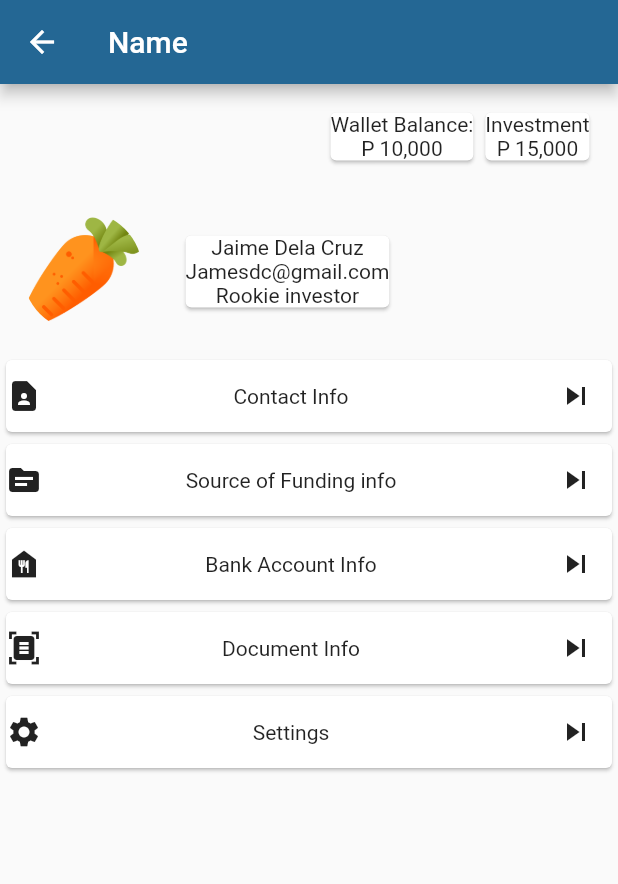
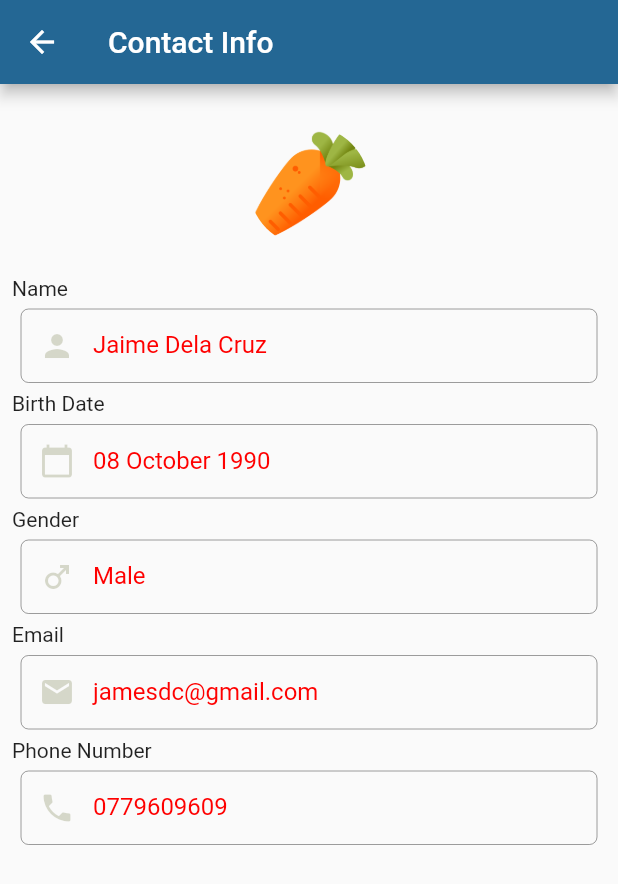
Before and after one commit to ajoluvya/promdi-fe, a Flutter app: the PartnerProfile screen opened directly, after a tap on the "skip next" icon, on a phone screen of 412 x 824 dp. Shown: the top 884 px of the screen. Run offline on Flutter 3.47's test engine with Material 2 defaults, Android fonts, the light colour scheme and no system bars; our stand-ins replace carousel_slider, flutter_svg, percent_indicator.

Commit message:
crowdfunding contact info

```diff
--- a/assets/json/category.json
+++ b/assets/json/category.json
@@ -27,7 +27,7 @@
     },
     {
         "id": "c5",
-        "image": "assets/images/herbs.png",
+        "image": "assets/images/frozen-food.png",
         "name": "FrozenFood"
     },
     {
@@ -38,7 +38,7 @@
     {
         "id": "c7",
         "image": "assets/images/milk.png",
-        "name": "DiaryFood"
+        "name": "DairyFood"
     }
 
   ]
--- /dev/null
+++ b/lib/screens/crowdfunding/contact_info.dart
@@ -0,0 +1,106 @@
+import 'package:flutter/material.dart';
+import 'package:promdi_fe/widgets/text_decoration.dart';
+
+class ContactInfo extends StatefulWidget {
+  const ContactInfo({Key? key}) : super(key: key);
+
+  @override
+  _ContactInfoState createState() => _ContactInfoState();
+}
+
+late String date, name, gender, email, phone, address, province;
+
+class _ContactInfoState extends State<ContactInfo> {
+  @override
+  Widget build(BuildContext context) {
+    return Scaffold(
+      appBar: AppBar(
+        title: Text('Contact Info'),
+      ),
+      body: Container(
+        child: Padding(
+          padding: const EdgeInsets.all(8.0),
+          child: Column(
+            crossAxisAlignment: CrossAxisAlignment.start,
+            children: [
+              Center(
+                child: Padding(
+                  padding: const EdgeInsets.all(20.0),
+                  child: Container(
+                    width: 80,
+                    height: 80,
+                    decoration: BoxDecoration(
+                      shape: BoxShape.circle,
+                      image: DecorationImage(
+                        image: AssetImage('assets/images/carrot.png'),
+                        fit: BoxFit.cover,
+                      ),
+                    ),
+                  ),
+                ),
+              ),
+              Text('Name'),
+              Padding(
+                padding: const EdgeInsets.all(6.0),
+                child: TextFormField(
+                  enabled: false,
+                  autofocus: false,
+                  validator: (value) => value!.isEmpty ? 'name' : null,
+                  onSaved: (value) => name = value!,
+                  decoration:
+                      buildInputDecoration('Jaime Dela Cruz', Icons.person),
+                ),
+              ),
+              Text('Birth Date'),
+              Padding(
+                padding: const EdgeInsets.all(6.0),
+                child: TextFormField(
+                  enabled: false,
+                  autofocus: false,
+                  validator: (value) => value!.isEmpty ? 'date' : null,
+                  onSaved: (value) => date = value!,
+                  decoration: buildInputDecoration(
+                      '08 October 1990', Icons.calendar_today),
+                ),
+              ),
+              Text('Gender'),
+              Padding(
+                padding: const EdgeInsets.all(6.0),
+                child: TextFormField(
+                  enabled: false,
+                  autofocus: false,
+                  validator: (value) => value!.isEmpty ? 'gender' : null,
+                  onSaved: (value) => gender = value!,
+                  decoration: buildInputDecoration('Male', Icons.male),
+                ),
+              ),
+              Text('Email'),
+              Padding(
+                padding: const EdgeInsets.all(6.0),
+                child: TextFormField(
+                  enabled: false,
+                  autofocus: false,
+                  validator: (value) => value!.isEmpty ? 'email' : null,
+                  onSaved: (value) => email = value!,
+                  decoration:
+                      buildInputDecoration('jamesdc@gmail.com', Icons.email),
+                ),
+              ),
+              Text('Phone Number'),
+              Padding(
+                padding: const EdgeInsets.all(6.0),
+                child: TextFormField(
+                  enabled: false,
+                  autofocus: false,
+                  validator: (value) => value!.isEmpty ? 'Phone No' : null,
+                  onSaved: (value) => name = value!,
+                  decoration: buildInputDecoration('0779609609', Icons.phone),
+                ),
+              ),
+            ],
+          ),
+        ),
+      ),
+    );
+  }
+}
--- a/lib/screens/crowdfunding/crowdfund_widgets/profile_cover.dart
+++ b/lib/screens/crowdfunding/crowdfund_widgets/profile_cover.dart
@@ -1,4 +1,5 @@
 import 'package:flutter/material.dart';
+import 'package:promdi_fe/helpers/style.dart';
 
 class ProfileCover extends StatelessWidget {
   final String profileimage;
@@ -8,6 +9,13 @@ class ProfileCover extends StatelessWidget {
   Widget build(BuildContext context) {
     Size size = MediaQuery.of(context).size;
     return Container(
+      decoration: new BoxDecoration(
+        gradient: new RadialGradient(
+            colors: [greenCustom, light],
+            center: Alignment(1.0, 0.0),
+            radius: 1.6,
+            tileMode: TileMode.clamp),
+      ),
       child: Column(
         children: [
           Positioned(
@@ -19,6 +27,8 @@ class ProfileCover extends StatelessWidget {
                 mainAxisAlignment: MainAxisAlignment.end,
                 children: [
                   Card(
+                    child: Padding(
+                      padding: const EdgeInsets.all(8.0),
                       child: Column(
                         children: [
                           Text('Wallet Balance:'),
@@ -26,12 +36,16 @@ class ProfileCover extends StatelessWidget {
                         ],
                       ),
                     ),
+                  ),
                   Card(
+                    child: Padding(
+                      padding: const EdgeInsets.all(8.0),
                       child: Column(
                         children: [
                           Text('Investment'),
                           Text('P 15,000'),
                         ],
+                      ),
                     ),
                   ),
                 ],
@@ -58,12 +72,15 @@ class ProfileCover extends StatelessWidget {
                   ),
                   SizedBox(width: size.width * 0.06),
                   Card(
+                    child: Padding(
+                      padding: const EdgeInsets.all(8.0),
                       child: Column(
                         children: [
                           Text('Jaime Dela Cruz'),
                           Text('Jamesdc@gmail.com'),
                           Text('Rookie investor'),
                         ],
+                      ),
                     ),
                   )
                 ],
--- a/lib/screens/crowdfunding/crowdfund_widgets/profile_tile.dart
+++ b/lib/screens/crowdfunding/crowdfund_widgets/profile_tile.dart
@@ -1,4 +1,5 @@
 import 'package:flutter/material.dart';
+import 'package:promdi_fe/helpers/style.dart';
 
 class ProfileTile extends StatelessWidget {
   final IconData icon;
@@ -11,6 +12,8 @@ class ProfileTile extends StatelessWidget {
   @override
   Widget build(BuildContext context) {
     return Container(
+      child: Padding(
+        padding: const EdgeInsets.all(8.0),
         child: Card(
           child: Row(
             mainAxisAlignment: MainAxisAlignment.spaceBetween,
@@ -24,6 +27,7 @@ class ProfileTile extends StatelessWidget {
             ],
           ),
         ),
+      ),
     );
   }
 }
--- a/lib/screens/crowdfunding/user_profile.dart
+++ b/lib/screens/crowdfunding/user_profile.dart
@@ -1,4 +1,5 @@
 import 'package:flutter/material.dart';
+import 'package:promdi_fe/screens/crowdfunding/contact_info.dart';
 import 'package:promdi_fe/screens/crowdfunding/crowdfund_widgets/profile_cover.dart';
 import 'package:promdi_fe/screens/crowdfunding/crowdfund_widgets/profile_tile.dart';
 
@@ -22,7 +23,12 @@ class _PartnerProfileState extends State<PartnerProfile> {
           ProfileCover(profileimage: 'assets/images/carrot.png'),
           ProfileTile(
             icon: Icons.contact_page,
-            onClick: () {},
+            onClick: () {
+              Navigator.push(
+                context,
+                MaterialPageRoute(builder: (context) => ContactInfo()),
+              );
+            },
             text: 'Contact Info',
           ),
           ProfileTile(
--- a/lib/screens/e_commerce/cart_list.dart
+++ b/lib/screens/e_commerce/cart_list.dart
@@ -200,6 +200,7 @@ class _CartListState extends State<CartList> {
                   ),
                   Padding(
                     padding: const EdgeInsets.all(8.0),
+                    child: Expanded(
                       child: CustomButton(
                         onTap: () {
                           Navigator.push(
@@ -212,6 +213,7 @@ class _CartListState extends State<CartList> {
                         customcolor: greenCustom,
                       ),
                     ),
+                  ),
                 ],
               ));
         },
```
Also changed, not shown: assets/json/partners.json (added, +62 -0 lines), lib/screens/crowdfunding/crowdfunding_home.dart (+35 -13 lines), assets/images/frozen-food.png (added), 5 other files. Lines whose indentation alone changed are shown as unchanged.
